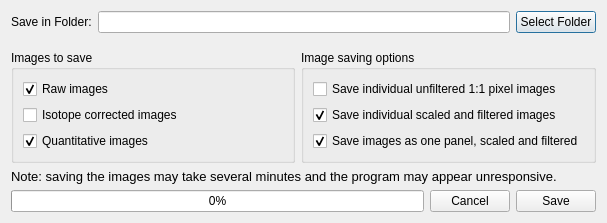
First picture: the form in resources/views/MsiSaveDialog.ui, repository swinnenteam/LipidQMap, before the edit.
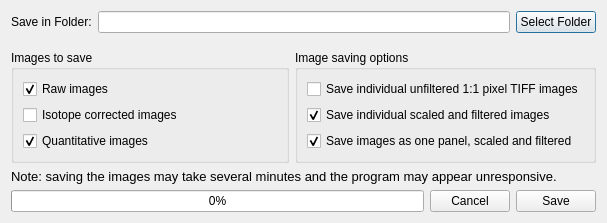
Second picture: the form after the edit.

Commit message: adjust image export sizes

What changed in the file:
```diff
--- a/resources/views/MsiSaveDialog.ui
+++ b/resources/views/MsiSaveDialog.ui
@@ -117,7 +117,7 @@
         <item>
          <widget class="QCheckBox" name="check_box_save_individual">
           <property name="text">
-           <string>Save individual unfiltered 1:1 pixel images</string>
+           <string>Save individual unfiltered 1:1 pixel TIFF images</string>
           </property>
          </widget>
         </item>
```
The commit also changes 4 other files.
